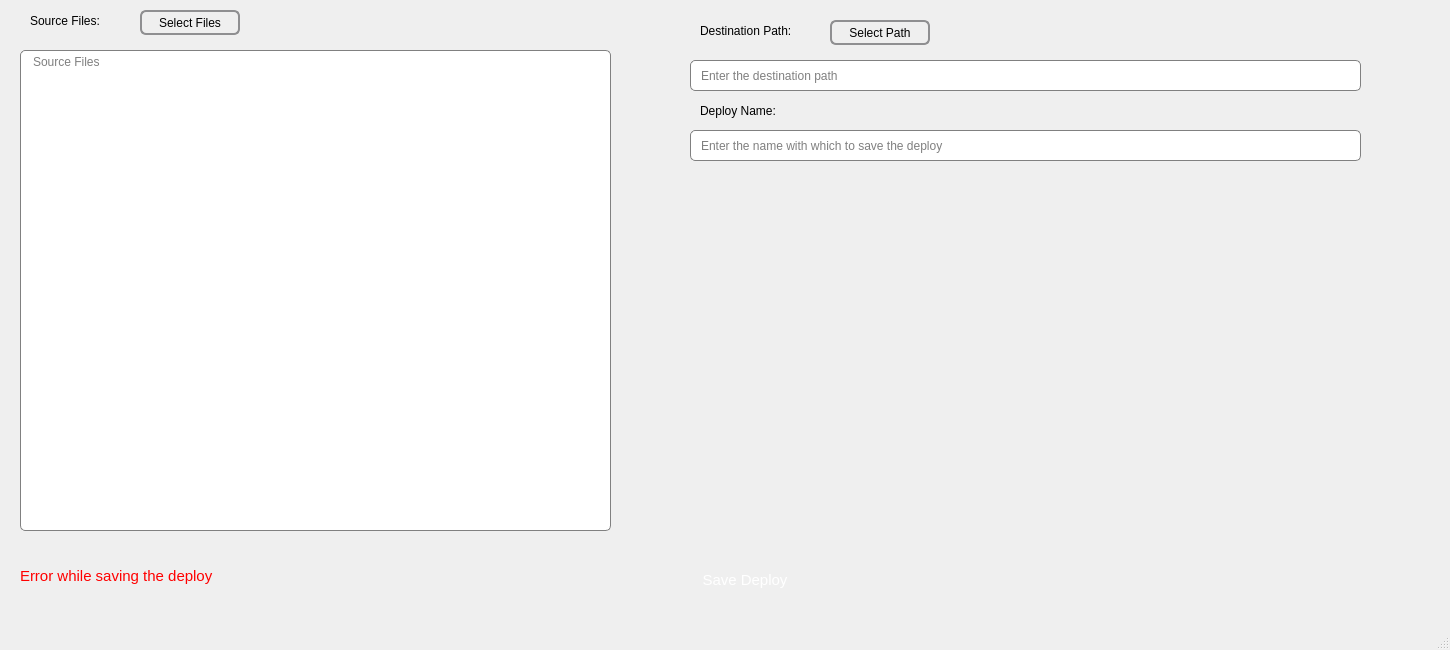
Above: AddDeploy.ui from albino98/deploy-helper before the change. Below: the same form after it.
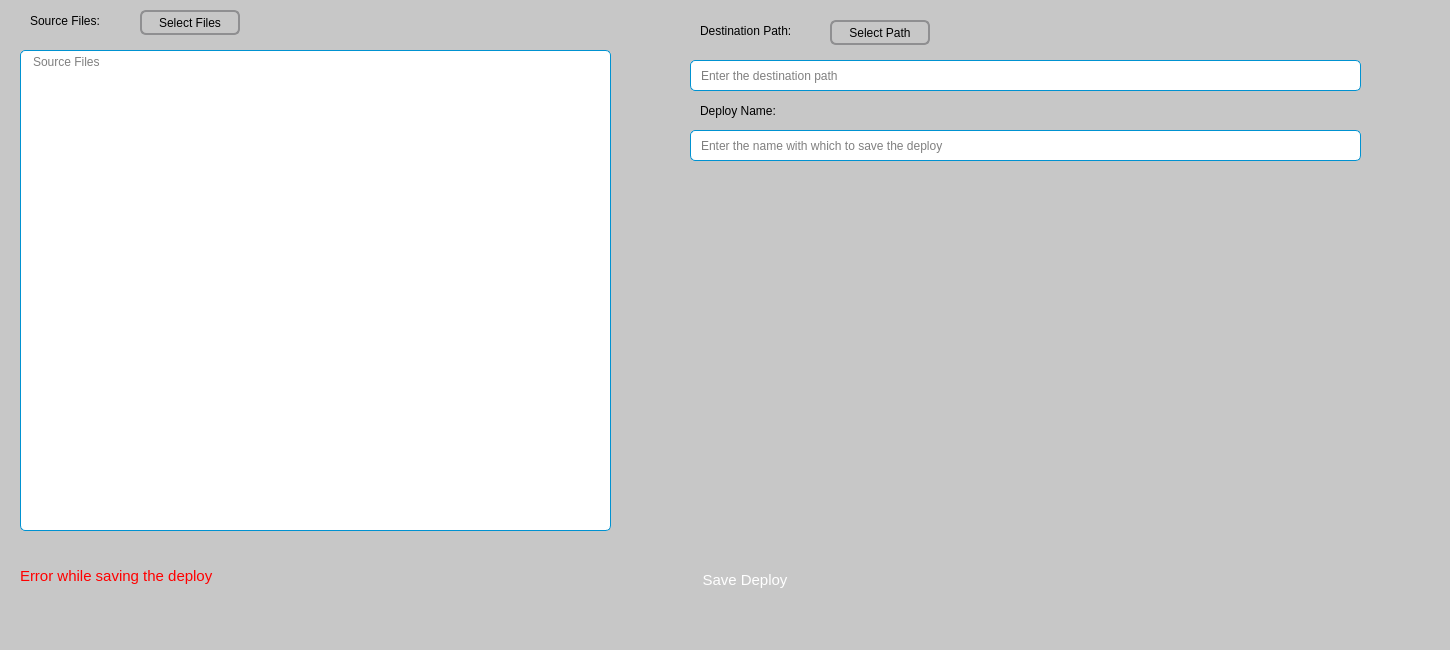
That is the form after the change.

Commit message: Completed deploy saving on xml, deploy selecting and reading in groupBox.

```diff
--- a/AddDeploy.ui
+++ b/AddDeploy.ui
@@ -25,6 +25,9 @@
   <property name="windowTitle">
    <string>MainWindow</string>
   </property>
+  <property name="styleSheet">
+   <string notr="true">background-color: #c7c7c7;</string>
+  </property>
   <widget class="QWidget" name="centralwidget">
    <widget class="QLabel" name="label">
     <property name="geometry">
@@ -153,7 +156,7 @@
     </property>
     <property name="styleSheet">
      <string notr="true">QTextEdit {
-    border: 1px solid gray;
+    border: 1px solid #0092d1;
     border-radius: 5px;
     padding: 0 8px;
     background: white;
@@ -230,7 +233,7 @@
     </property>
     <property name="styleSheet">
      <string notr="true">QLineEdit {
-    border: 1px solid gray;
+    border: 1px solid #0092d1;
     border-radius: 5px;
     padding: 0 8px;
     background: white;
@@ -253,7 +256,7 @@
     </property>
     <property name="styleSheet">
      <string notr="true">QLineEdit {
-    border: 1px solid gray;
+    border: 1px solid #0092d1;
     border-radius: 5px;
     padding: 0 8px;
     background: white;
```
The commit also changes 5 other files.
